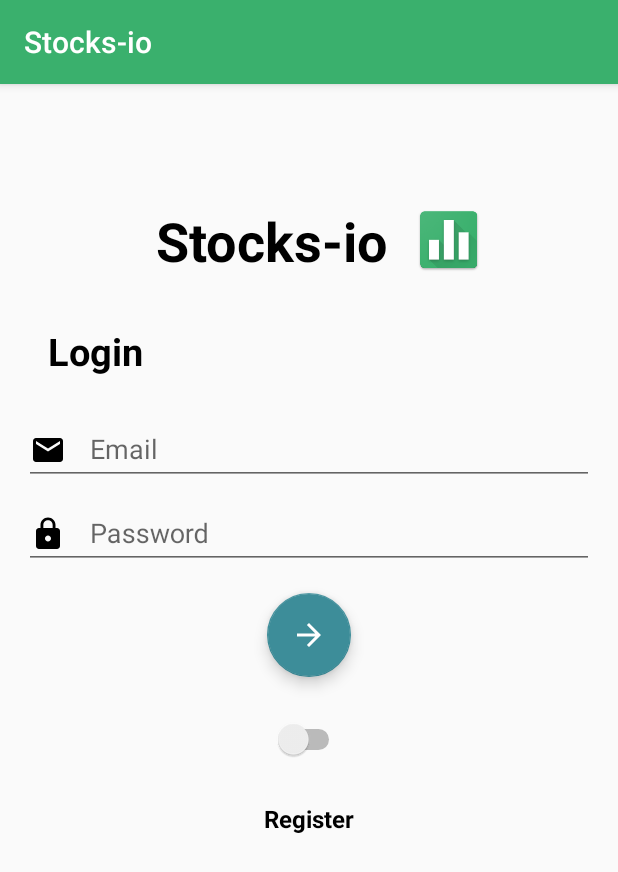
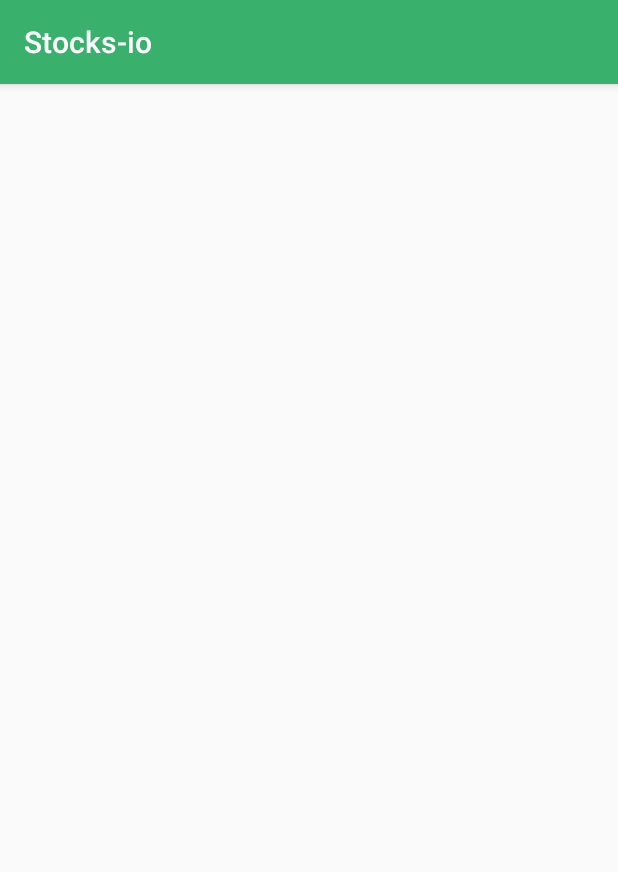
Before and after one commit to stocks-io/android-front-end, an Android app: the screen it shows after launch (MainActivity before the commit, StocksActivity after it), on a phone screen of 412 x 824 dp. Shown: the top 872 px of the screen. Run offline under Robolectric (Android 15) with nearby library versions, the phone set to English and light mode, and no system bars; our stand-ins replace ButterKnife.

Commit message:
Hook login and resiter logic into activity

```diff
--- a/app/src/main/java/com/stocks/stocks_io/Activities/MainActivity.java
+++ b/app/src/main/java/com/stocks/stocks_io/Activities/LoginActivity.java
@@ -1,6 +1,9 @@
 package com.stocks.stocks_io.Activities;
 
+import android.content.Intent;
+import android.content.SharedPreferences;
 import android.os.Bundle;
+import android.os.Debug;
 import android.support.annotation.NonNull;
 import android.support.design.widget.FloatingActionButton;
 import android.support.design.widget.TextInputEditText;
@@ -27,9 +30,14 @@ import retrofit2.Response;
 import retrofit2.Retrofit;
 import retrofit2.converter.moshi.MoshiConverterFactory;
 
-public class MainActivity extends AppCompatActivity {
-    private String TAG = MainActivity.class.getSimpleName();
+public class LoginActivity extends AppCompatActivity {
+    private String TAG = LoginActivity.class.getSimpleName();
     private Moshi moshi;
+
+    private static final boolean DEBUG = true;
+
+    private SharedPreferences sharedPreferences;
+    private SharedPreferences.Editor editor;
 
     @BindView(R.id.auth_title_view)
     public TextView authView;
@@ -53,7 +61,7 @@ public class MainActivity extends AppCompatActivity {
     public TextInputEditText firstNameInput;
 
     @BindView(R.id.last_name_input)
-    public TextInputEditText lastnameInput;
+    public TextInputEditText lastNameInput;
 
     @BindView(R.id.register_details)
     public LinearLayout registerDetails;
@@ -64,6 +72,12 @@ public class MainActivity extends AppCompatActivity {
         setContentView(R.layout.activity_main);
 
         ButterKnife.bind(this);
+        sharedPreferences = getSharedPreferences(getString(R.string.filler), MODE_PRIVATE);
+        editor = sharedPreferences.edit();
+
+        if (sharedPreferences.getBoolean(getString(R.string.user_logged_in), false) || DEBUG) {
+            startActivity(new Intent(this, StocksActivity.class));
+        }
 
         switchText.setOnClickListener(v -> authSwitch.setChecked(!authSwitch.isChecked()));
 
@@ -92,18 +106,35 @@ public class MainActivity extends AppCompatActivity {
                 Toast.makeText(this, "Please include a password", Toast.LENGTH_LONG).show();
                 return;
             }
-            loginUser(email, password);
+
+            if (!authSwitch.isChecked()) {
+                loginUser(email, password);
+            } else {
+                String firstName, lastName;
+                firstName = firstNameInput.getText().toString();
+                lastName = lastNameInput.getText().toString();
+
+                if (firstName.equals("")) {
+                    Toast.makeText(this, "Please include a first name", Toast.LENGTH_LONG).show();
+                    return;
+                }
+                if (lastName.equals("")) {
+                    Toast.makeText(this, "Please include a last name", Toast.LENGTH_LONG).show();
+                    return;
+                }
+                registerUser(firstName, lastName, email, password);
+            }
         });
     }
 
-    public void registerUser() {
+    public void registerUser(String firstName, String lastName, String email, String password) {
         Retrofit retrofit = new Retrofit.Builder()
             .baseUrl(Endpoints.BASEURL)
             .addConverterFactory(MoshiConverterFactory.create())
             .build();
 
         UsersModel model = retrofit.create(UsersModel.class);
-        Call<BaseMessage> registerUser = model.registerUser("Dave", "Machado", "d@glasser.com", "pizzaDog");
+        Call<BaseMessage> registerUser = model.registerUser(firstName, lastName, email, password);
         registerUser.enqueue(new Callback<BaseMessage>() {
             @Override
             public void onResponse(@NonNull Call<BaseMessage> call, @NonNull Response<BaseMessage> response) {
@@ -118,8 +149,8 @@ public class MainActivity extends AppCompatActivity {
                     Log.wtf(TAG, "Response error body: " + errorBody);
                     return;
                 }
-
                 Log.wtf(TAG, "Response body: " + response.body().getMessage());
+                loginUser(email, password);
             }
 
             @Override
@@ -155,6 +186,10 @@ public class MainActivity extends AppCompatActivity {
 
                 Log.wtf(TAG, "Response token: " + response.body().getToken());
                 Log.wtf(TAG, "Response id: " + response.body().getUserId());
+
+                editor.putBoolean(getString(R.string.user_logged_in), true).apply();
+                editor.putString(getString(R.string.user_email), email).apply();
+                startActivity(new Intent(LoginActivity.this, StocksActivity.class));
             }
 
             @Override
--- /dev/null
+++ b/app/src/main/java/com/stocks/stocks_io/Activities/StocksActivity.java
@@ -0,0 +1,15 @@
+package com.stocks.stocks_io.Activities;
+
+import android.support.v7.app.AppCompatActivity;
+import android.os.Bundle;
+
+import com.stocks.stocks_io.R;
+
+public class StocksActivity extends AppCompatActivity {
+
+    @Override
+    protected void onCreate(Bundle savedInstanceState) {
+        super.onCreate(savedInstanceState);
+        setContentView(R.layout.activity_stocks);
+    }
+}
--- a/app/src/main/res/layout/activity_main.xml
+++ b/app/src/main/res/layout/activity_main.xml
@@ -15,7 +15,7 @@
         android:gravity="center_horizontal"
         android:orientation="vertical"
         android:paddingTop="64dp"
-        tools:context="com.stocks.stocks_io.Activities.MainActivity">
+        tools:context="com.stocks.stocks_io.Activities.LoginActivity">
 
         <LinearLayout
             android:layout_width="match_parent"
--- /dev/null
+++ b/app/src/main/res/layout/activity_stocks.xml
@@ -0,0 +1,9 @@
+<?xml version="1.0" encoding="utf-8"?>
+<android.support.constraint.ConstraintLayout xmlns:android="http://schemas.android.com/apk/res/android"
+    xmlns:app="http://schemas.android.com/apk/res-auto"
+    xmlns:tools="http://schemas.android.com/tools"
+    android:layout_width="match_parent"
+    android:layout_height="match_parent"
+    tools:context="com.stocks.stocks_io.Activities.StocksActivity">
+
+</android.support.constraint.ConstraintLayout>
--- a/app/src/main/res/values/strings.xml
+++ b/app/src/main/res/values/strings.xml
@@ -2,4 +2,7 @@
     <string name="app_name">Stocks-io</string>
     <string name="login">Login</string>
     <string name="register">Register</string>
+    <string name="filler">Filler</string>
+    <string name="user_logged_in">Anything</string>
+    <string name="user_email">Anything</string>
 </resources>
```
Also changed, not shown: app/src/main/AndroidManifest.xml (+6 -4 lines).
